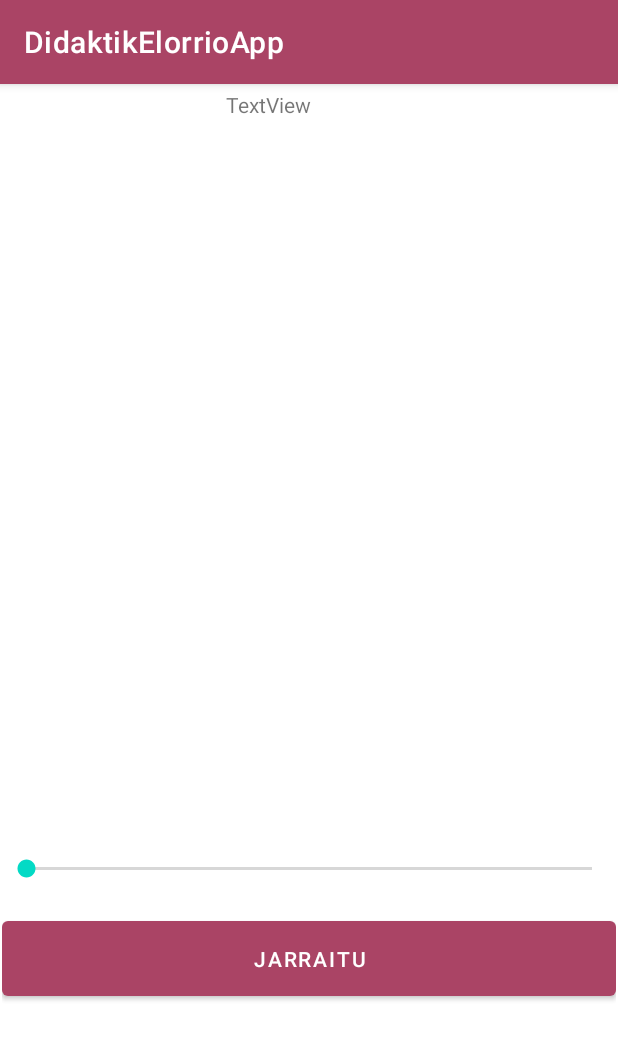
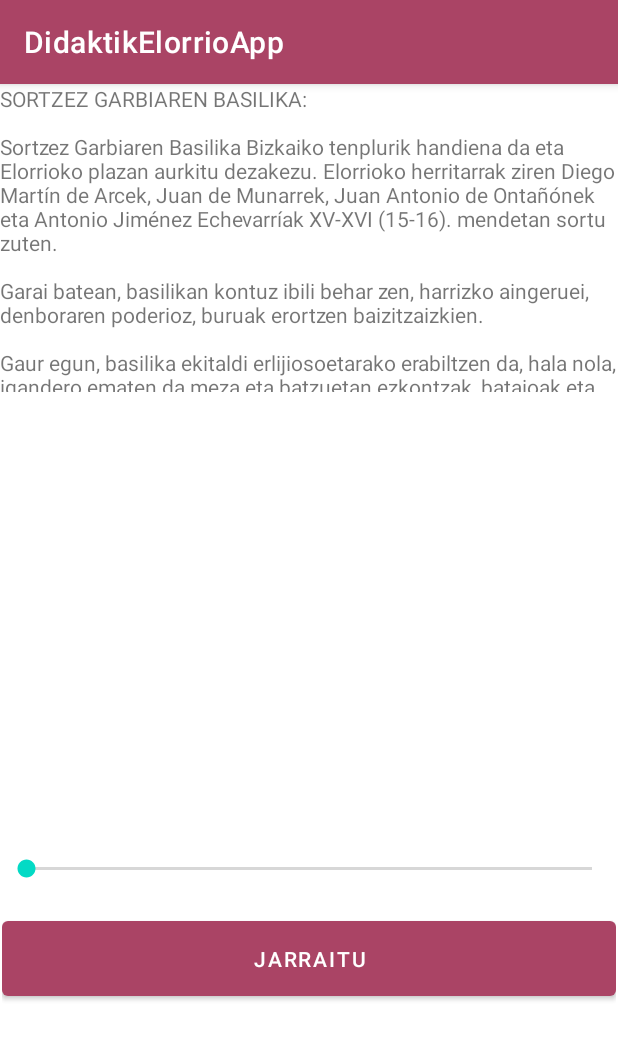
Before and after one commit to Javitrix01/DidaktikElorrioApp, an Android app: the IntroduccionParada2 screen opened directly, with no data from a screen before it, on a phone screen of 412 x 824 dp. Shown: the top 1040 px of the screen. Run offline under Robolectric (Android 15) with nearby library versions, the phone set to English and light mode, and no system bars; Roboto replaces fonts that are not available here.

Commit message:
iNTRO bASILICA

```diff
--- a/DidaktikElorrioApp/app/src/main/res/layout/activity_introduccion_parada2.xml
+++ b/DidaktikElorrioApp/app/src/main/res/layout/activity_introduccion_parada2.xml
@@ -7,6 +7,7 @@
     tools:context=".IntroduccionParada2">
 
     <LinearLayout
+        android:id="@+id/linearLayout8"
         android:layout_width="409dp"
         android:layout_height="147dp"
         android:layout_marginStart="1dp"
@@ -32,18 +33,6 @@
 
     </LinearLayout>
 
-    <TextView
-        android:id="@+id/textView3"
-        android:layout_width="245dp"
-        android:layout_height="193dp"
-        android:text="TextView"
-        app:layout_constraintBottom_toBottomOf="parent"
-        app:layout_constraintEnd_toEndOf="parent"
-        app:layout_constraintHorizontal_bias="0.903"
-        app:layout_constraintStart_toStartOf="parent"
-        app:layout_constraintTop_toTopOf="parent"
-        app:layout_constraintVertical_bias="0.007" />
-
     <ImageView
         android:id="@+id/imageView8"
         android:layout_width="141dp"
@@ -53,6 +42,29 @@
         app:layout_constraintHorizontal_bias="0.059"
         app:layout_constraintStart_toStartOf="parent"
         app:layout_constraintTop_toTopOf="parent"
-        app:layout_constraintVertical_bias="0.376"
+        app:layout_constraintVertical_bias="0.389"
         tools:srcCompat="@tools:sample/avatars" />
+
+    <ScrollView
+        android:layout_width="413dp"
+        android:layout_height="216dp"
+        app:layout_constraintBottom_toTopOf="@+id/linearLayout8"
+        app:layout_constraintEnd_toEndOf="parent"
+        app:layout_constraintHorizontal_bias="0.0"
+        app:layout_constraintStart_toStartOf="parent"
+        app:layout_constraintTop_toTopOf="parent"
+        app:layout_constraintVertical_bias="0.0">
+
+        <LinearLayout
+            android:layout_width="match_parent"
+            android:layout_height="wrap_content"
+            android:orientation="vertical">
+
+            <TextView
+                android:id="@+id/textView3"
+                android:layout_width="match_parent"
+                android:layout_height="205dp"
+                android:text="@string/Intro_ActBasilica" />
+        </LinearLayout>
+    </ScrollView>
 </androidx.constraintlayout.widget.ConstraintLayout>
--- a/DidaktikElorrioApp/app/src/main/res/values/strings.xml
+++ b/DidaktikElorrioApp/app/src/main/res/values/strings.xml
@@ -22,5 +22,6 @@
     <string name="estelak_hilobiak_baino_zaharragoak_dira">Estelak hilobiak baino zaharragoak dira</string>
     <string name="Intro_ActCruces">KURUTZIAGAKO GURUTZEA:\n\nKurutziagako gurutzea, gurutze errenazentista bat da eta XVI. mendean sortu zen, 1522. urtean.\n\nMahatsondoz apaindutako ardatz baten gainean jasotzen da gurutze, mahatsondo horien artean hegaztiak eta munstroak tartekatzen dira, ongiaren eta gaizkiaren arteko borrokaren erakusgarri bikaina izanik. Haren gainean hainbat santu jagole agertzen dira, horma-hobietan sartuta: San Pedro, San Andres, San Joan Bataiatzailea, Santa Marina, Santa Katalina Alexandriakoa eta Santiago erromesa.\n\nGurutzearen aurrealdean, Kristo Gurutziltzatua ikusten da, hilzorian, buruan arantza-koroa duela eta gona motz batez jantzia. Atzealdean, Ama Birjinak Haurtxoa du aldakan eutsia, eta samurtasunez igurzten dio oinatxoa.\n\nElorrion bederatzi gurutze daude. Kurutziagako Gurutzea, Santa Anako Gurutzea, Kurutzebarriko Gurutzea, Ganondoko Gurutzea, Santa Elenako Gurutzea, Iguriako Gurutzea, San Joango Gurutzea, Txanberiko Gurutzea eta Kurutzondoko Gurutzea. Hona hemen 8 gurutzeen mapa, 1 falta da:</string>
     <string name="una_cruz_con_ojos">Una Cruz con ojos</string>
+    <string name="Intro_ActBasilica">SORTZEZ GARBIAREN BASILIKA:\n\nSortzez Garbiaren Basilika Bizkaiko tenplurik handiena da eta Elorrioko plazan aurkitu dezakezu. Elorrioko herritarrak ziren Diego Martín de Arcek, Juan de Munarrek, Juan Antonio de Ontañónek eta Antonio Jiménez Echevarríak XV-XVI (15-16). mendetan sortu zuten.\n\nGarai batean, basilikan kontuz ibili behar zen, harrizko aingeruei, denboraren poderioz, buruak erortzen baizitzaizkien.\n\nGaur egun, basilika ekitaldi erlijiosoetarako erabiltzen da, hala nola, igandero ematen da meza eta batzuetan ezkontzak, bataioak eta jaunartzeak ospatzen dira.</string>
 
 </resources>
```
